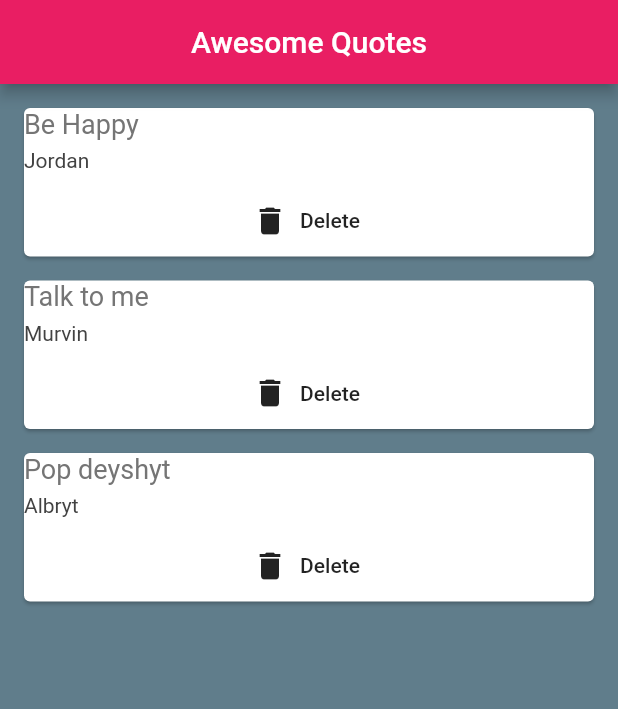
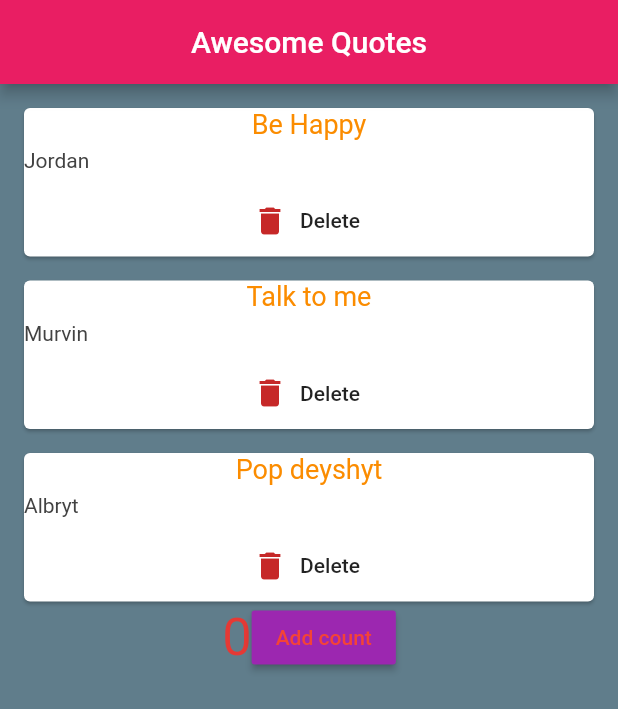
Before and after one commit to jkinathan/FlatNinja, a Flutter app: the screen it shows after launch, on a phone screen of 412 x 824 dp. Shown: the top 709 px of the screen. Run offline on Flutter 3.47's test engine with Material 2 defaults, Android fonts, the phone set to English and light mode, and no system bars.

Commit message:
added modifications to quotes app

```diff
--- a/lib/main.dart
+++ b/lib/main.dart
@@ -1,3 +1,4 @@
+
 import 'package:flutter/material.dart';
 import 'package:flutter/rendering.dart';
 import 'quote.dart';
@@ -16,6 +17,17 @@ class Home extends StatefulWidget {
 
 class _HomeState extends State<Home> {
 
+  int counter=0;
+
+  incCounter(){
+
+    setState(() {
+      counter = counter+1;
+    });
+
+  }
+
+
   List<Quote> quotes = [
     Quote(thetext:"Be Happy",author:"Jordan"),
     Quote(thetext:"Talk to me",author:"Murvin"),
@@ -33,6 +45,9 @@ class _HomeState extends State<Home> {
         backgroundColor: Colors.pink,
       ),
       body: Column(
+
+        children: [
+          Column(
             children: quotes.map((quote){
               return QuoteCard(
                   quote: quote,
@@ -44,7 +59,28 @@ class _HomeState extends State<Home> {
               );
             }
     ).toList(),
+    ),
 
+          Row(
+
+            mainAxisAlignment: MainAxisAlignment.center,
+            children: [
+              Text('$counter',
+                    style: TextStyle(color: Colors.red[600],fontSize: 35.0),
+              ),
+              RaisedButton(
+                  color: Colors.purple,
+                  onPressed: incCounter,
+                  child: Text(
+                    'Add count',
+                    style: TextStyle(
+                      color: Colors.red
+                    ),
+                  ),
+                  ),
+            ],
+          ),
+        ],
       )
     );
   }
--- a/lib/quote_card.dart
+++ b/lib/quote_card.dart
@@ -17,10 +17,12 @@ class QuoteCard extends StatelessWidget {
       child: Column(
         crossAxisAlignment: CrossAxisAlignment.stretch,
         children: [
-          Text(quote.thetext,
-            style: TextStyle(
-                fontSize: 18.0,
-                color: Colors.grey[600]
+          Center(
+            child: Text(quote.thetext,
+              style: TextStyle(
+                  fontSize: 18.0,
+                  color: Colors.orange[600]
+              ),
             ),
           ),
           SizedBox(height: 6.0),
@@ -35,7 +37,7 @@ class QuoteCard extends StatelessWidget {
             onPressed: delete,
             label: Text('Delete'),
             icon: Icon(
-              Icons.delete
+              Icons.delete,color: Colors.red[800],
             ),
           ),
         ],
```
Lines whose indentation alone changed are shown as unchanged.
